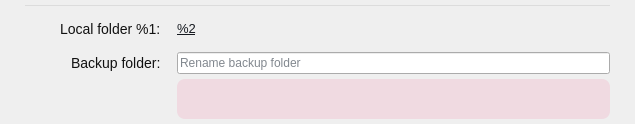
Old version of the form src/MEGASync/syncs/gui/Backups/linux/BackupRenameWidget.ui in the repository meganz/MEGAsync.
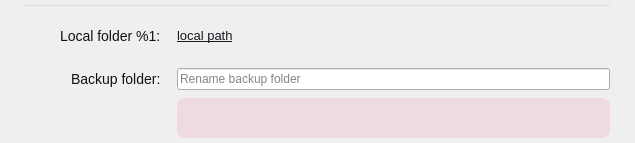
New version of the form.

Commit message: remove rich text from label

Diff of the .ui file:
```diff
--- a/src/MEGASync/syncs/gui/Backups/linux/BackupRenameWidget.ui
+++ b/src/MEGASync/syncs/gui/Backups/linux/BackupRenameWidget.ui
@@ -7,7 +7,7 @@
     <x>0</x>
     <y>0</y>
     <width>635</width>
-    <height>122</height>
+    <height>143</height>
    </rect>
   </property>
   <property name="sizePolicy">
@@ -114,10 +114,11 @@
 {
 font-size:13px;
 color:#15191F;
+text-decoration: underline;
 }</string>
      </property>
      <property name="text">
-      <string notr="true">&lt;html&gt;&lt;head/&gt;&lt;body&gt;&lt;p&gt;&lt;a href=&quot;%1&quot;&gt;&lt;span style=&quot; text-decoration: underline; color:#15191f;&quot;&gt;%2&lt;/span&gt;&lt;/a&gt;&lt;/p&gt;&lt;/body&gt;&lt;/html&gt;</string>
+      <string notr="true">local path</string>
      </property>
      <property name="textInteractionFlags">
       <set>Qt::LinksAccessibleByKeyboard|Qt::LinksAccessibleByMouse|Qt::TextBrowserInteraction|Qt::TextSelectableByKeyboard|Qt::TextSelectableByMouse</set>
```
Left out of the diff: 5 changed lines with no effect on the pictures. The commit also changes 4 other files.
